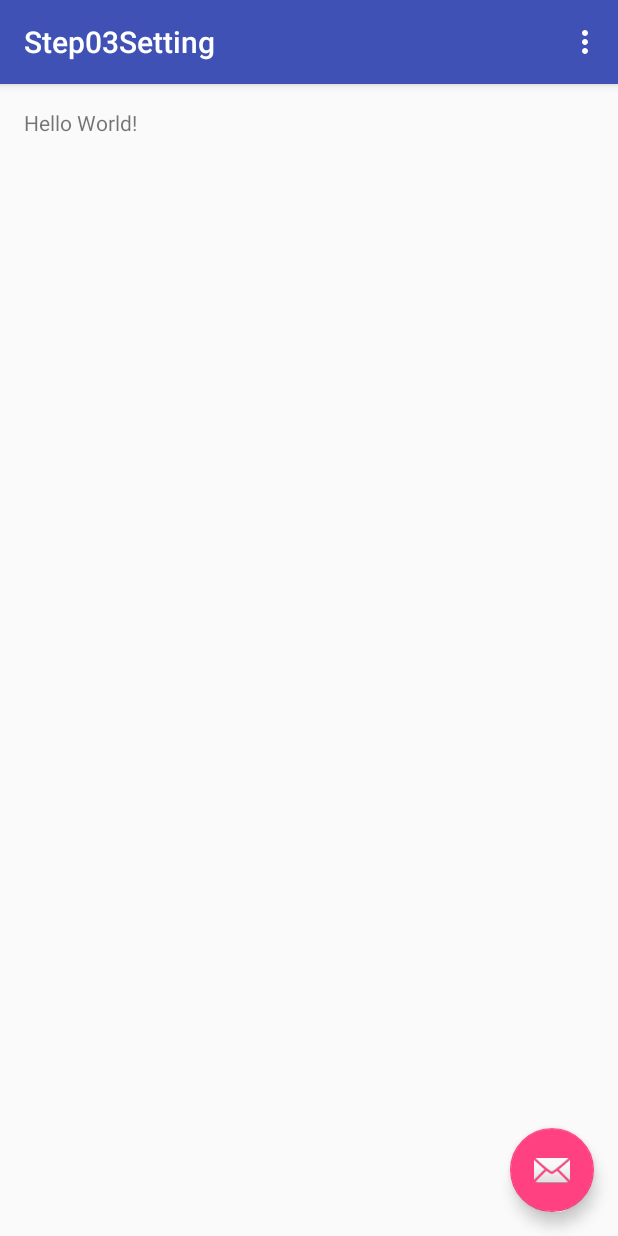
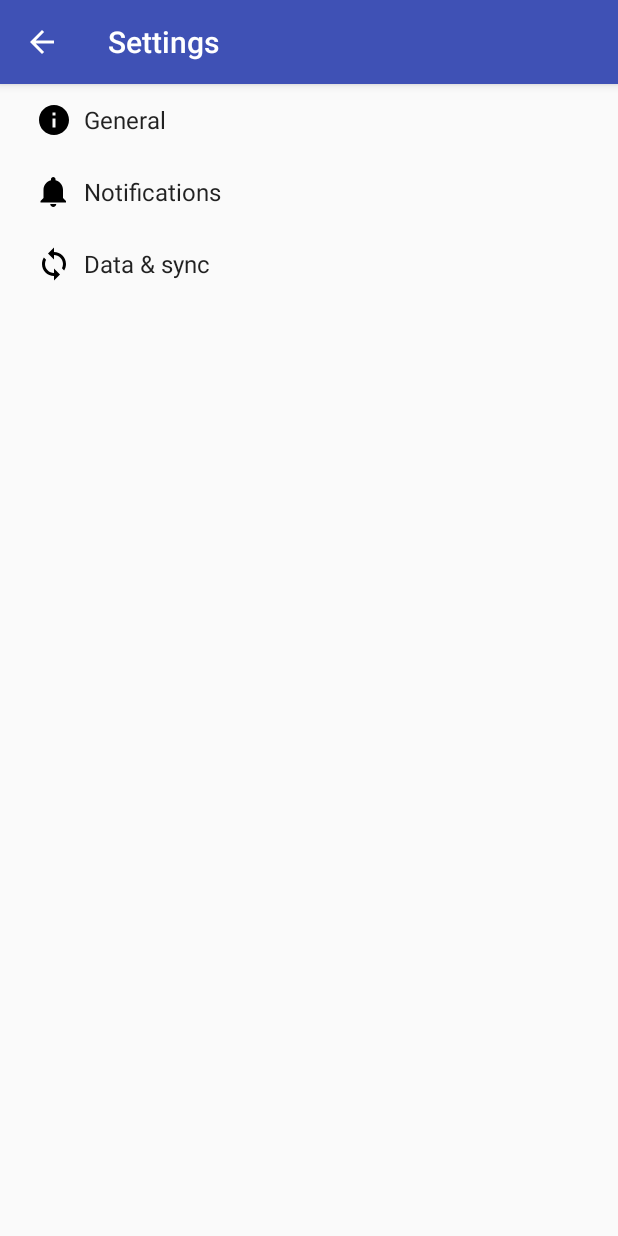
Before and after one commit to aoiringo04/Chapter03, an Android app: the screen it shows after launch (MainActivity before the commit, SettingsActivity after it), in the options menu, after a tap on "Settings", on a phone screen of 412 x 824 dp. Run offline under Robolectric (Android 15) with nearby library versions, the phone set to English and light mode, and no system bars.

Commit message:
Step03 SharedPreference
완성

```diff
--- a/settings.gradle
+++ b/settings.gradle
@@ -1 +1 @@
-include ':app', ':step01asynctask', ':step01example', ':step02json'
+include ':app', ':step01asynctask', ':step01example', ':step02json', ':step03setting', ':step03shardpreference', ':testt', ':step04fileio'
--- a/step03setting/build.gradle
+++ b/step03setting/build.gradle
@@ -13,6 +13,7 @@ android {
 
         testInstrumentationRunner "android.support.test.runner.AndroidJUnitRunner"
 
+        vectorDrawables.useSupportLibrary = true
     }
     buildTypes {
         release {
@@ -29,5 +30,7 @@ dependencies {
     })
     compile 'com.android.support:appcompat-v7:25.1.1'
     compile 'com.android.support:design:25.1.1'
+    compile 'com.android.support:support-v4:25.1.1'
+    compile 'com.android.support:support-vector-drawable:25.1.1'
     testCompile 'junit:junit:4.12'
 }
--- /dev/null
+++ b/step03setting/src/main/java/com/bom/step03setting/AppCompatPreferenceActivity.java
@@ -0,0 +1,109 @@
+package com.bom.step03setting;
+
+import android.content.res.Configuration;
+import android.os.Bundle;
+import android.preference.PreferenceActivity;
+import android.support.annotation.LayoutRes;
+import android.support.annotation.Nullable;
+import android.support.v7.app.ActionBar;
+import android.support.v7.app.AppCompatDelegate;
+import android.support.v7.widget.Toolbar;
+import android.view.MenuInflater;
+import android.view.View;
+import android.view.ViewGroup;
+
+/**
+ * A {@link android.preference.PreferenceActivity} which implements and proxies the necessary calls
+ * to be used with AppCompat.
+ */
+public abstract class AppCompatPreferenceActivity extends PreferenceActivity {
+
+    private AppCompatDelegate mDelegate;
+
+    @Override
+    protected void onCreate(Bundle savedInstanceState) {
+        getDelegate().installViewFactory();
+        getDelegate().onCreate(savedInstanceState);
+        super.onCreate(savedInstanceState);
+    }
+
+    @Override
+    protected void onPostCreate(Bundle savedInstanceState) {
+        super.onPostCreate(savedInstanceState);
+        getDelegate().onPostCreate(savedInstanceState);
+    }
+
+    public ActionBar getSupportActionBar() {
+        return getDelegate().getSupportActionBar();
+    }
+
+    public void setSupportActionBar(@Nullable Toolbar toolbar) {
+        getDelegate().setSupportActionBar(toolbar);
+    }
+
+    @Override
+    public MenuInflater getMenuInflater() {
+        return getDelegate().getMenuInflater();
+    }
+
+    @Override
+    public void setContentView(@LayoutRes int layoutResID) {
+        getDelegate().setContentView(layoutResID);
+    }
+
+    @Override
+    public void setContentView(View view) {
+        getDelegate().setContentView(view);
+    }
+
+    @Override
+    public void setContentView(View view, ViewGroup.LayoutParams params) {
+        getDelegate().setContentView(view, params);
+    }
+
+    @Override
+    public void addContentView(View view, ViewGroup.LayoutParams params) {
+        getDelegate().addContentView(view, params);
+    }
+
+    @Override
+    protected void onPostResume() {
+        super.onPostResume();
+        getDelegate().onPostResume();
+    }
+
+    @Override
+    protected void onTitleChanged(CharSequence title, int color) {
+        super.onTitleChanged(title, color);
+        getDelegate().setTitle(title);
+    }
+
+    @Override
+    public void onConfigurationChanged(Configuration newConfig) {
+        super.onConfigurationChanged(newConfig);
+        getDelegate().onConfigurationChanged(newConfig);
+    }
+
+    @Override
+    protected void onStop() {
+        super.onStop();
+        getDelegate().onStop();
+    }
+
+    @Override
+    protected void onDestroy() {
+        super.onDestroy();
+        getDelegate().onDestroy();
+    }
+
+    public void invalidateOptionsMenu() {
+        getDelegate().invalidateOptionsMenu();
+    }
+
+    private AppCompatDelegate getDelegate() {
+        if (mDelegate == null) {
+            mDelegate = AppCompatDelegate.create(this, null);
+        }
+        return mDelegate;
+    }
+}
--- a/step03setting/src/main/java/com/bom/step03setting/MainActivity.java
+++ b/step03setting/src/main/java/com/bom/step03setting/MainActivity.java
@@ -1,13 +1,14 @@
 package com.bom.step03setting;
 
+import android.content.Intent;
 import android.os.Bundle;
 import android.support.design.widget.FloatingActionButton;
 import android.support.design.widget.Snackbar;
 import android.support.v7.app.AppCompatActivity;
 import android.support.v7.widget.Toolbar;
-import android.view.View;
 import android.view.Menu;
 import android.view.MenuItem;
+import android.view.View;
 
 public class MainActivity extends AppCompatActivity {
 
@@ -39,6 +40,8 @@ public class MainActivity extends AppCompatActivity {
     public boolean onOptionsItemSelected(MenuItem item) {
         int id = item.getItemId();
         if (id == R.id.action_settings) {
+            Intent intent = new Intent(this, SettingsActivity.class);
+            startActivity(intent);
             return true;
         }
 
--- /dev/null
+++ b/step03setting/src/main/res/drawable/ic_info_black_24dp.xml
@@ -0,0 +1,9 @@
+<vector xmlns:android="http://schemas.android.com/apk/res/android"
+    android:width="24dp"
+    android:height="24dp"
+    android:viewportHeight="24.0"
+    android:viewportWidth="24.0">
+    <path
+        android:fillColor="#FF000000"
+        android:pathData="M12,2C6.48,2 2,6.48 2,12s4.48,10 10,10 10,-4.48 10,-10S17.52,2 12,2zm1,15h-2v-6h2v6zm0,-8h-2V7h2v2z" />
+</vector>
--- /dev/null
+++ b/step03setting/src/main/res/drawable/ic_notifications_black_24dp.xml
@@ -0,0 +1,9 @@
+<vector xmlns:android="http://schemas.android.com/apk/res/android"
+    android:width="24dp"
+    android:height="24dp"
+    android:viewportHeight="24.0"
+    android:viewportWidth="24.0">
+    <path
+        android:fillColor="#FF000000"
+        android:pathData="M11.5,22c1.1,0 2,-0.9 2,-2h-4c0,1.1 0.9,2 2,2zm6.5,-6v-5.5c0,-3.07 -2.13,-5.64 -5,-6.32V3.5c0,-0.83 -0.67,-1.5 -1.5,-1.5S10,2.67 10,3.5v0.68c-2.87,0.68 -5,3.25 -5,6.32V16l-2,2v1h17v-1l-2,-2z" />
+</vector>
--- /dev/null
+++ b/step03setting/src/main/res/drawable/ic_sync_black_24dp.xml
@@ -0,0 +1,9 @@
+<vector xmlns:android="http://schemas.android.com/apk/res/android"
+    android:width="24dp"
+    android:height="24dp"
+    android:viewportHeight="24.0"
+    android:viewportWidth="24.0">
+    <path
+        android:fillColor="#FF000000"
+        android:pathData="M12 4V1L8 5l4 4V6c3.31 0 6 2.69 6 6 0 1.01,-.25 1.97,-.7 2.8l1.46 1.46C19.54 15.03 20 13.57 20 12c0,-4.42,-3.58,-8,-8,-8zm0 14c-3.31 0,-6,-2.69,-6,-6 0,-1.01.25,-1.97.7,-2.8L5.24 7.74C4.46 8.97 4 10.43 4 12c0 4.42 3.58 8 8 8v3l4,-4,-4,-4v3z" />
+</vector>
--- a/step03setting/src/main/res/values/strings.xml
+++ b/step03setting/src/main/res/values/strings.xml
@@ -1,4 +1,77 @@
 <resources>
     <string name="app_name">Step03Setting</string>
     <string name="action_settings">Settings</string>
+    <string name="title_activity_settings">Settings</string>
+
+    <!-- Strings related to Settings -->
+
+    <!-- Example General settings -->
+    <string name="pref_header_general">General</string>
+
+    <string name="pref_title_social_recommendations">Enable social recommendations</string>
+    <string name="pref_description_social_recommendations">Recommendations for people to contact
+        based on your message history
+    </string>
+
+    <string name="pref_title_display_name">Display name</string>
+    <string name="pref_default_display_name">John Smith</string>
+
+    <string name="pref_title_add_friends_to_messages">Add friends to messages</string>
+    <string-array name="pref_example_list_titles">
+        <item>Always</item>
+        <item>When possible</item>
+        <item>Never</item>
+    </string-array>
+    <string-array name="pref_example_list_values">
+        <item>1</item>
+        <item>0</item>
+        <item>-1</item>
+    </string-array>
+
+    <!-- Example settings for Data & Sync -->
+    <string name="pref_header_data_sync">Data &amp; sync</string>
+
+    <string name="pref_title_sync_frequency">Sync frequency</string>
+    <string-array name="pref_sync_frequency_titles">
+        <item>15 minutes</item>
+        <item>30 minutes</item>
+        <item>1 hour</item>
+        <item>3 hours</item>
+        <item>6 hours</item>
+        <item>Never</item>
+    </string-array>
+    <string-array name="pref_sync_frequency_values">
+        <item>15</item>
+        <item>30</item>
+        <item>60</item>
+        <item>180</item>
+        <item>360</item>
+        <item>-1</item>
+    </string-array>
+
+    <string-array name="list_preference_entries">
+        <item>Entry 1</item>
+        <item>Entry 2</item>
+        <item>Entry 3</item>
+    </string-array>
+
+    <string-array name="list_preference_entry_values">
+        <item>1</item>
+        <item>2</item>
+        <item>3</item>
+    </string-array>
+
+    <string-array name="multi_select_list_preference_default_value" />
+
+    <string name="pref_title_system_sync_settings">System sync settings</string>
+
+    <!-- Example settings for Notifications -->
+    <string name="pref_header_notifications">Notifications</string>
+
+    <string name="pref_title_new_message_notifications">New message notifications</string>
+
+    <string name="pref_title_ringtone">Ringtone</string>
+    <string name="pref_ringtone_silent">Silent</string>
+
+    <string name="pref_title_vibrate">Vibrate</string>
 </resources>
--- /dev/null
+++ b/step03setting/src/main/res/xml/pref_data_sync.xml
@@ -0,0 +1,21 @@
+<PreferenceScreen xmlns:android="http://schemas.android.com/apk/res/android">
+
+    <!-- NOTE: Hide buttons to simplify the UI. Users can touch outside the dialog to
+         dismiss it. -->
+    <!-- NOTE: ListPreference's summary should be set to its value by the activity code. -->
+    <ListPreference
+        android:defaultValue="180"
+        android:entries="@array/pref_sync_frequency_titles"
+        android:entryValues="@array/pref_sync_frequency_values"
+        android:key="sync_frequency"
+        android:negativeButtonText="@null"
+        android:positiveButtonText="@null"
+        android:title="@string/pref_title_sync_frequency" />
+
+    <!-- This preference simply launches an intent when selected. Use this UI sparingly, per
+         design guidelines. -->
+    <Preference android:title="@string/pref_title_system_sync_settings">
+        <intent android:action="android.settings.SYNC_SETTINGS" />
+    </Preference>
+
+</PreferenceScreen>
--- /dev/null
+++ b/step03setting/src/main/res/xml/pref_general.xml
@@ -0,0 +1,33 @@
+<PreferenceScreen xmlns:android="http://schemas.android.com/apk/res/android">
+
+    <SwitchPreference
+        android:defaultValue="true"
+        android:key="example_switch"
+        android:summary="@string/pref_description_social_recommendations"
+        android:title="@string/pref_title_social_recommendations" />
+
+    <!-- NOTE: EditTextPreference accepts EditText attributes. -->
+    <!-- NOTE: EditTextPreference's summary should be set to its value by the activity code. -->
+    <EditTextPreference
+        android:capitalize="words"
+        android:defaultValue="@string/pref_default_display_name"
+        android:inputType="textCapWords"
+        android:key="example_text"
+        android:maxLines="1"
+        android:selectAllOnFocus="true"
+        android:singleLine="true"
+        android:title="@string/pref_title_display_name" />
+
+    <!-- NOTE: Hide buttons to simplify the UI. Users can touch outside the dialog to
+         dismiss it. -->
+    <!-- NOTE: ListPreference's summary should be set to its value by the activity code. -->
+    <ListPreference
+        android:defaultValue="-1"
+        android:entries="@array/pref_example_list_titles"
+        android:entryValues="@array/pref_example_list_values"
+        android:key="example_list"
+        android:negativeButtonText="@null"
+        android:positiveButtonText="@null"
+        android:title="@string/pref_title_add_friends_to_messages" />
+
+</PreferenceScreen>
--- /dev/null
+++ b/step03setting/src/main/res/xml/pref_headers.xml
@@ -0,0 +1,20 @@
+<preference-headers xmlns:android="http://schemas.android.com/apk/res/android">
+
+    <!-- These settings headers are only used on tablets. -->
+
+    <header
+        android:fragment="com.bom.step03setting.SettingsActivity$GeneralPreferenceFragment"
+        android:icon="@drawable/ic_info_black_24dp"
+        android:title="@string/pref_header_general" />
+
+    <header
+        android:fragment="com.bom.step03setting.SettingsActivity$NotificationPreferenceFragment"
+        android:icon="@drawable/ic_notifications_black_24dp"
+        android:title="@string/pref_header_notifications" />
+
+    <header
+        android:fragment="com.bom.step03setting.SettingsActivity$DataSyncPreferenceFragment"
+        android:icon="@drawable/ic_sync_black_24dp"
+        android:title="@string/pref_header_data_sync" />
+
+</preference-headers>
--- /dev/null
+++ b/step03setting/src/main/res/xml/pref_notification.xml
@@ -0,0 +1,27 @@
+<PreferenceScreen xmlns:android="http://schemas.android.com/apk/res/android">
+
+    <!-- A 'parent' preference, which enables/disables child preferences (below)
+         when checked/unchecked. -->
+    <SwitchPreference
+        android:defaultValue="true"
+        android:key="notifications_new_message"
+        android:title="@string/pref_title_new_message_notifications" />
+
+    <!-- Allows the user to choose a ringtone in the 'notification' category. -->
+    <!-- NOTE: This preference will be enabled only when the checkbox above is checked. -->
+    <!-- NOTE: RingtonePreference's summary should be set to its value by the activity code. -->
+    <RingtonePreference
+        android:defaultValue="content://settings/system/notification_sound"
+        android:dependency="notifications_new_message"
+        android:key="notifications_new_message_ringtone"
+        android:ringtoneType="notification"
+        android:title="@string/pref_title_ringtone" />
+
+    <!-- NOTE: This preference will be enabled only when the checkbox above is checked. -->
+    <SwitchPreference
+        android:defaultValue="true"
+        android:dependency="notifications_new_message"
+        android:key="notifications_new_message_vibrate"
+        android:title="@string/pref_title_vibrate" />
+
+</PreferenceScreen>
```
Also changed, not shown: step03setting/src/main/AndroidManifest.xml (+17 -3 lines), step03setting/src/main/java/com/bom/step03setting/SettingsActivity.java (added, +267 -0 lines).
